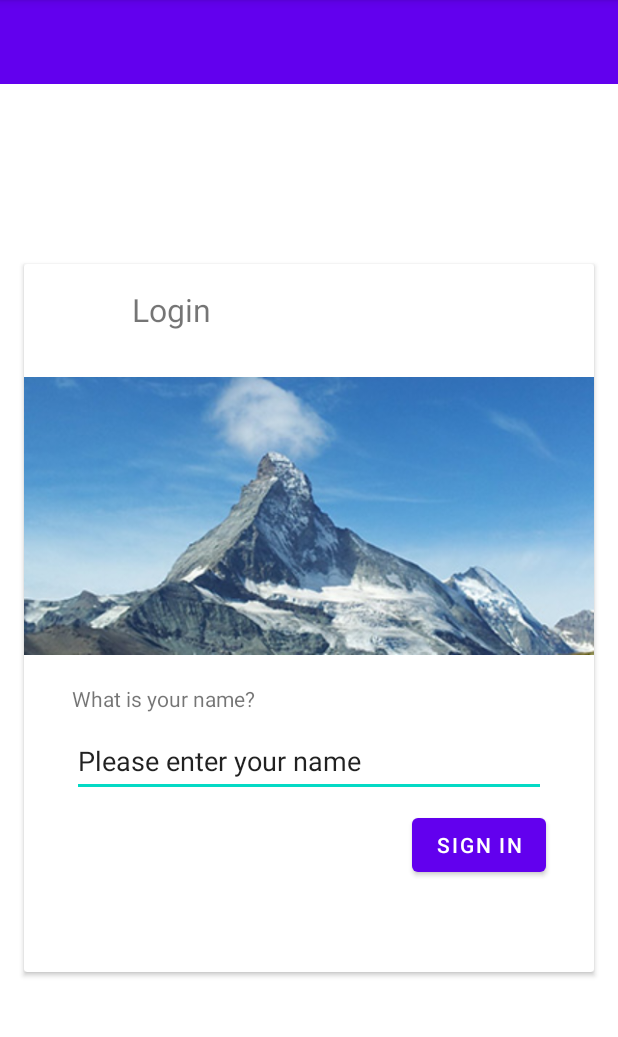
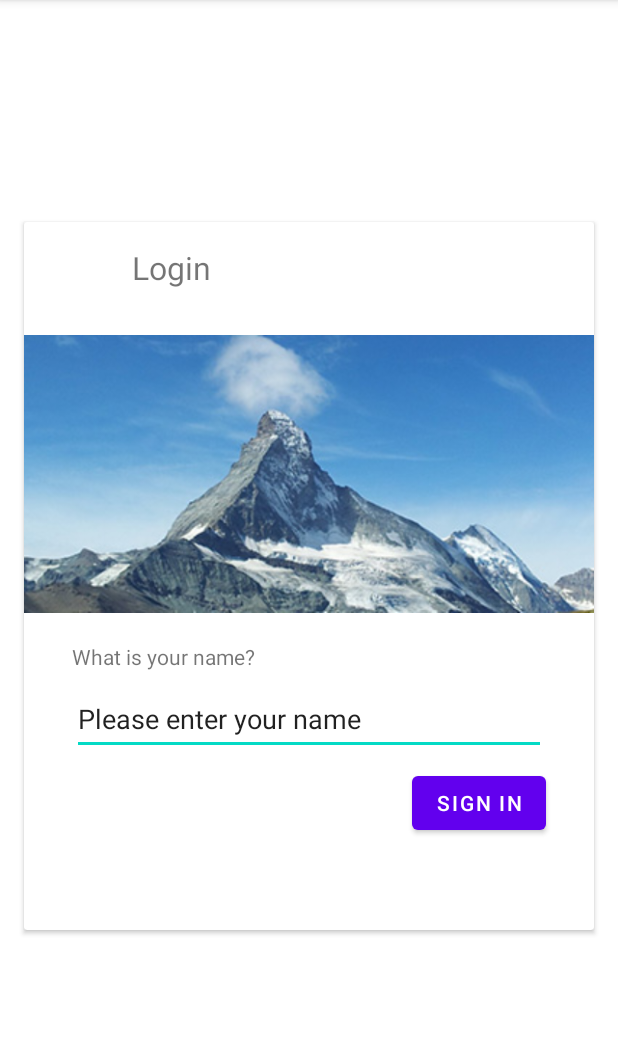
Before and after one commit to a97marbr/LoginScreenDemo, an Android app: the screen it shows after launch (MainActivity), on a phone screen of 412 x 824 dp, the part 84-1121 px from its top. Run offline under Robolectric (Android 15) with nearby library versions, the phone set to English and light mode, and no system bars.

Commit message:
Removed toolbar (not needed)

```diff
--- a/app/src/main/res/layout/activity_main.xml
+++ b/app/src/main/res/layout/activity_main.xml
@@ -5,18 +5,6 @@
     android:layout_width="match_parent"
     android:layout_height="match_parent"
     tools:context=".MainActivity">
-
-    <androidx.appcompat.widget.Toolbar
-        android:id="@+id/toolbar"
-        android:layout_width="match_parent"
-        android:layout_height="56dp"
-        android:background="?attr/colorPrimary"
-        android:minHeight="?attr/actionBarSize"
-        android:theme="?attr/actionBarTheme"
-        app:layout_constraintEnd_toEndOf="parent"
-        app:layout_constraintHorizontal_bias="0.0"
-        app:layout_constraintStart_toStartOf="parent"
-        app:layout_constraintTop_toTopOf="parent" />
 
     <androidx.cardview.widget.CardView
         android:layout_width="match_parent"
@@ -28,7 +16,7 @@
         app:layout_constraintBottom_toBottomOf="parent"
         app:layout_constraintEnd_toEndOf="parent"
         app:layout_constraintStart_toStartOf="parent"
-        app:layout_constraintTop_toBottomOf="@+id/toolbar">
+        app:layout_constraintTop_toTopOf="parent">
 
         <androidx.constraintlayout.widget.ConstraintLayout
             android:id="@+id/login_card"
```
